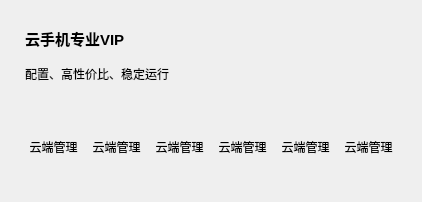
Before: the Qt Designer form levelchildwidget.ui in ZhouMei20220810/TEST, drawn with Qt 5.
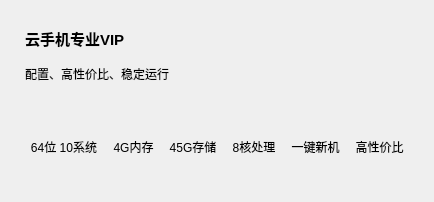
After: the same form once the commit is applied. Icons and pictures are not drawn.

Commit message: 等级类型界面功能图标调整

Diff of the .ui file:
```diff
--- a/levelchildwidget.ui
+++ b/levelchildwidget.ui
@@ -6,7 +6,7 @@
    <rect>
     <x>0</x>
     <y>0</y>
-    <width>416</width>
+    <width>434</width>
     <height>202</height>
    </rect>
   </property>
@@ -97,7 +97,7 @@
       <item>
        <widget class="QToolButton" name="toolButton">
         <property name="text">
-         <string>云端管理</string>
+         <string>64位 10系统</string>
         </property>
         <property name="icon">
          <iconset resource="res.qrc">
@@ -120,7 +120,7 @@
       <item>
        <widget class="QToolButton" name="toolButton_2">
         <property name="text">
-         <string>云端管理</string>
+         <string>4G内存</string>
         </property>
         <property name="icon">
          <iconset resource="res.qrc">
@@ -143,7 +143,7 @@
       <item>
        <widget class="QToolButton" name="toolButton_3">
         <property name="text">
-         <string>云端管理</string>
+         <string>45G存储</string>
         </property>
         <property name="icon">
          <iconset resource="res.qrc">
@@ -166,7 +166,7 @@
       <item>
        <widget class="QToolButton" name="toolButton_4">
         <property name="text">
-         <string>云端管理</string>
+         <string>8核处理</string>
         </property>
         <property name="icon">
          <iconset resource="res.qrc">
@@ -189,7 +189,7 @@
       <item>
        <widget class="QToolButton" name="toolButton_5">
         <property name="text">
-         <string>云端管理</string>
+         <string>一键新机</string>
         </property>
         <property name="icon">
          <iconset resource="res.qrc">
@@ -212,7 +212,7 @@
       <item>
        <widget class="QToolButton" name="toolButton_6">
         <property name="text">
-         <string>云端管理</string>
+         <string>高性价比</string>
         </property>
         <property name="icon">
          <iconset resource="res.qrc">
```
Left out of the diff: 12 changed lines with no effect on the pictures. The commit also changes 1 other file.
